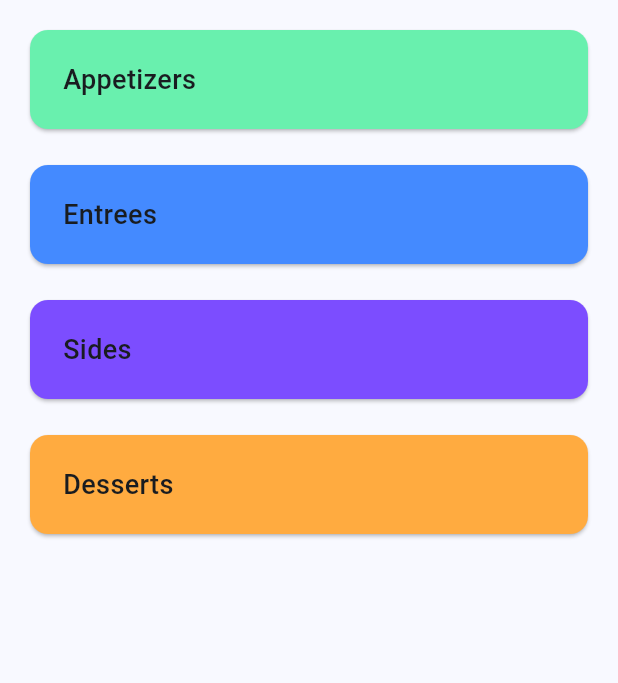
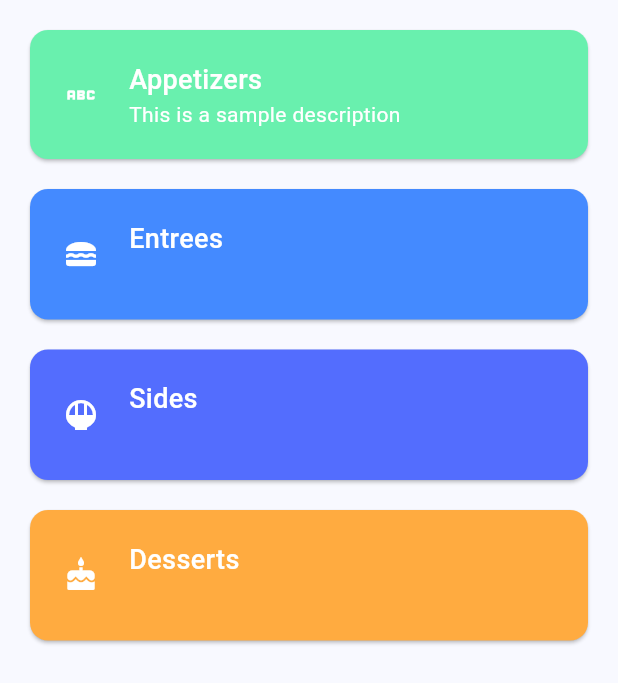
Before and after one commit to a-batts/neutritious, a Flutter app: the screen it shows after launch, on a phone screen of 412 x 824 dp. Shown: the top 683 px of the screen. Run offline on Flutter 3.47's test engine with Material 3 defaults, Android fonts, the light colour scheme and no system bars.

Commit message:
Mad optimization

```diff
--- /dev/null
+++ b/lib/enums/menu_category.dart
@@ -0,0 +1,23 @@
+import 'package:flutter/material.dart';
+
+enum MenuCategory {
+  appetizers(
+      title: "Appetizers",
+      color: Colors.greenAccent,
+      icon: Icons.abc,
+      description: "This is a sample description"),
+  entrees(title: "Entrees", color: Colors.blueAccent, icon: Icons.lunch_dining),
+  sides(title: "Sides", color: Colors.indigoAccent, icon: Icons.rice_bowl),
+  desserts(title: "Desserts", color: Colors.orangeAccent, icon: Icons.cake);
+
+  const MenuCategory(
+      {required this.title,
+      this.description = "",
+      required this.color,
+      required this.icon});
+
+  final String title;
+  final String description;
+  final Color color;
+  final IconData icon;
+}
--- a/lib/main.dart
+++ b/lib/main.dart
@@ -1,4 +1,6 @@
 import 'package:flutter/material.dart';
+
+import 'enums/menu_category.dart';
 
 void main() {
   runApp(const MyApp());
@@ -55,21 +57,48 @@
 }
 
 class _MenuPageState extends State<MenuPage> {
-  Widget _menuItem(String title, Color color) {
+  Widget _menuItem(
+    MenuCategory category,
+  ) {
+    Color textColor = ColorScheme.fromSeed(seedColor: category.color).onPrimary;
+
     return (SizedBox(
       width: double.infinity,
       child: Card(
-          color: color,
+          color: category.color,
           child: InkWell(
             borderRadius: BorderRadius.circular(12.0),
             onTap: () => {},
             child: Padding(
                 padding: const EdgeInsets.symmetric(
                     horizontal: 22.0, vertical: 20.0),
-                child: Text(
-                  title,
-                  style: const TextStyle(
-                      fontSize: 18.0, fontWeight: FontWeight.w500),
+                child: Row(
+                  children: [
+                    Padding(
+                      padding: const EdgeInsets.only(right: 20.0),
+                      child: Icon(
+                        category.icon,
+                        color: textColor,
+                      ),
+                    ),
+                    Column(
+                      mainAxisAlignment: MainAxisAlignment.start,
+                      crossAxisAlignment: CrossAxisAlignment.start,
+                      children: <Widget>[
+                        Text(
+                          category.title,
+                          style: TextStyle(
+                              fontSize: 18.0,
+                              fontWeight: FontWeight.w500,
+                              color: textColor),
+                        ),
+                        Text(
+                          category.description,
+                          style: TextStyle(color: textColor),
+                        )
+                      ],
+                    )
+                  ],
                 )),
           )),
     ));
@@ -105,11 +134,19 @@
           // wireframe for each widget.
           mainAxisAlignment: MainAxisAlignment.start,
           children: <Widget>[
-            Wrap(runSpacing: 16.0, children: <Widget>[
-              _menuItem("Appetizers", Colors.greenAccent),
-              _menuItem("Entrees", Colors.blueAccent),
-              _menuItem("Sides", Colors.deepPurpleAccent),
-              _menuItem("Desserts", Colors.orangeAccent),
+            Wrap(runSpacing: 12.0, children: <Widget>[
+              _menuItem(
+                MenuCategory.appetizers,
+              ),
+              _menuItem(
+                MenuCategory.entrees,
+              ),
+              _menuItem(
+                MenuCategory.sides,
+              ),
+              _menuItem(
+                MenuCategory.desserts,
+              ),
             ])
           ],
         ),
```
